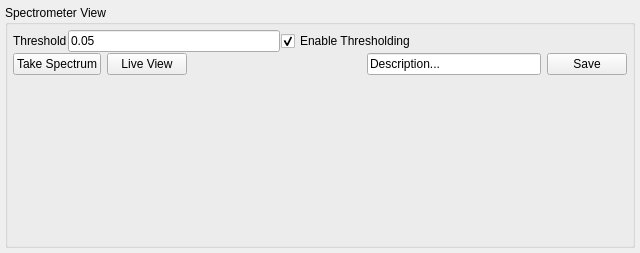
Before: the Qt Designer form nplab/instrument/spectrometer/spectrometer_view.ui in nanophotonics/nplab, drawn with Qt 5.
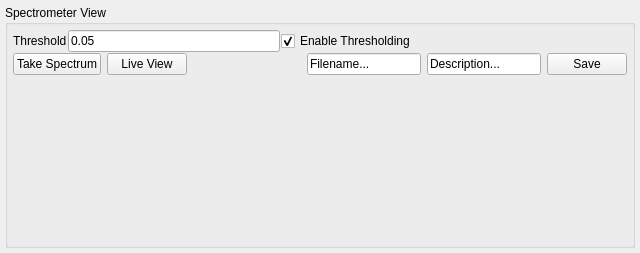
After: the same form once the commit is applied.

Patch:
```diff
--- a/nplab/instrument/spectrometer/spectrometer_view.ui
+++ b/nplab/instrument/spectrometer/spectrometer_view.ui
@@ -184,6 +184,13 @@
           </property>
          </spacer>
         </item>
+        <item>
+         <widget class="QLineEdit" name="filename_lineEdit">
+          <property name="text">
+           <string>Filename...</string>
+          </property>
+         </widget>
+        </item>
         <item>
          <widget class="QLineEdit" name="description">
           <property name="text">
```
